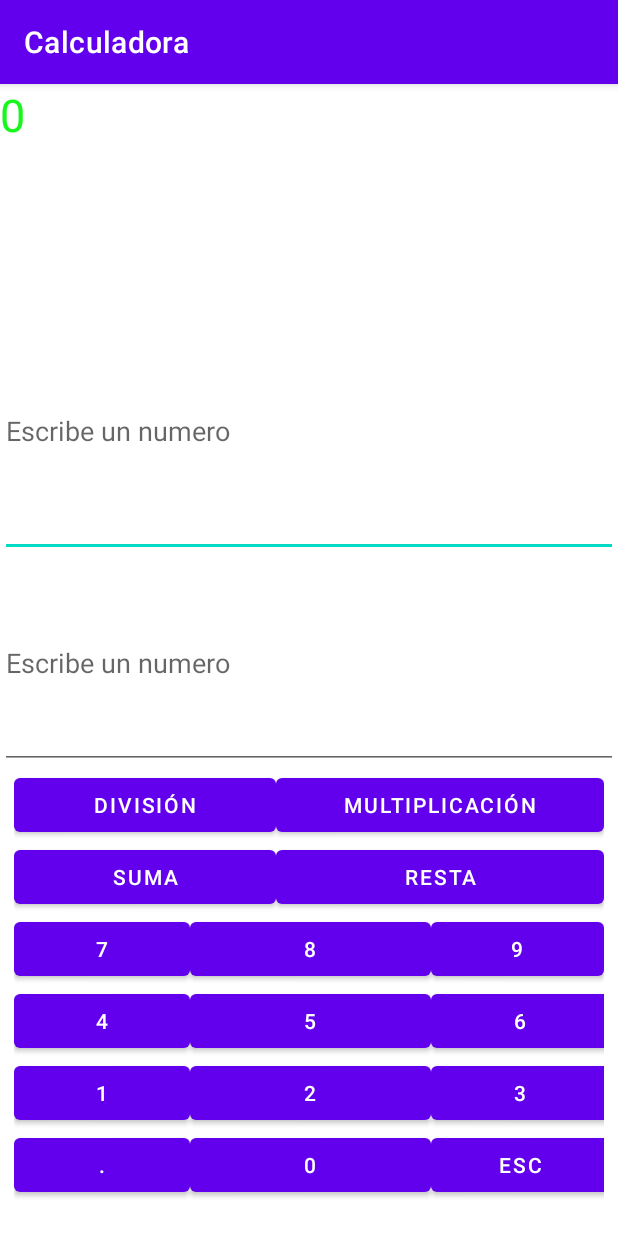
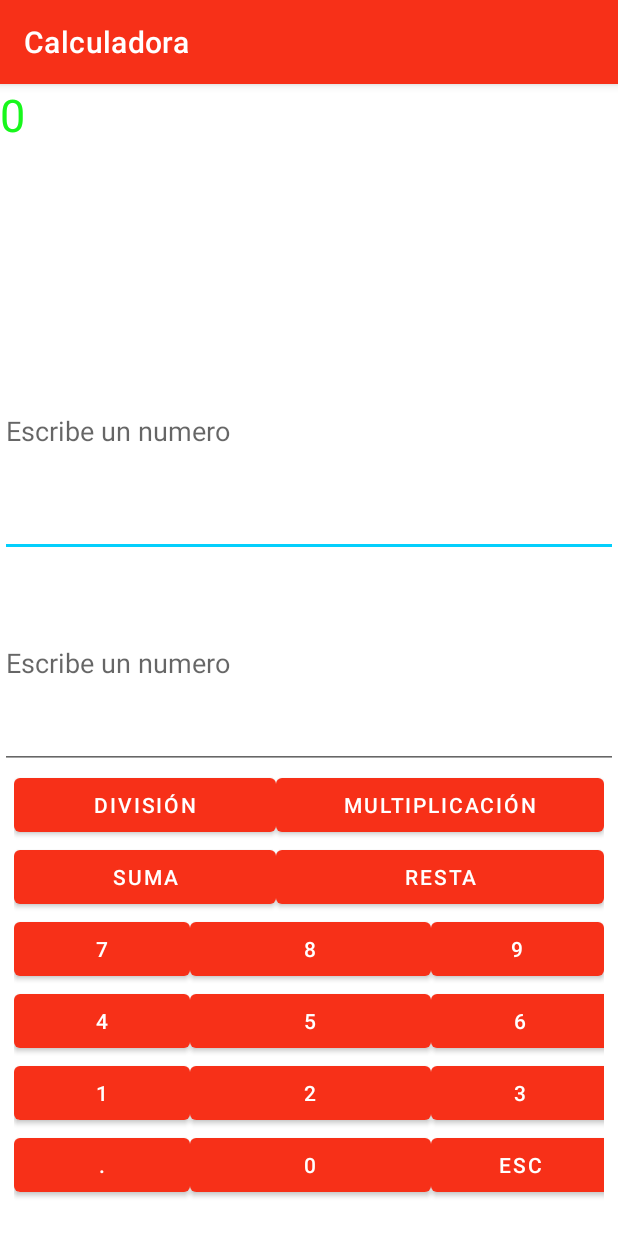
Before and after one commit to jesusgm1/Calculadora, an Android app: the screen it shows after launch (MainActivity), on a phone screen of 412 x 824 dp. Run offline under Robolectric (Android 15) with nearby library versions, the phone set to English and light mode, and no system bars.

Commit message:
Update colors.xml

```diff
--- a/CalculadoraJesus/app/src/main/res/values/colors.xml
+++ b/CalculadoraJesus/app/src/main/res/values/colors.xml
@@ -1,10 +1,10 @@
 <?xml version="1.0" encoding="utf-8"?>
 <resources>
-    <color name="purple_200">#FFBB86FC</color>
-    <color name="purple_500">#FF6200EE</color>
-    <color name="purple_700">#FF3700B3</color>
-    <color name="teal_200">#FF03DAC5</color>
-    <color name="teal_700">#FF018786</color>
+    <color name="purple_200">#F73018</color>
+    <color name="purple_500">#F73018</color>
+    <color name="purple_700">#F73018</color>
+    <color name="teal_200">#03CFFC</color>
+    <color name="teal_700">#03CFFC </color>
     <color name="black">#FF000000</color>
     <color name="white">#FFFFFFFF</color>
 </resources>
```
